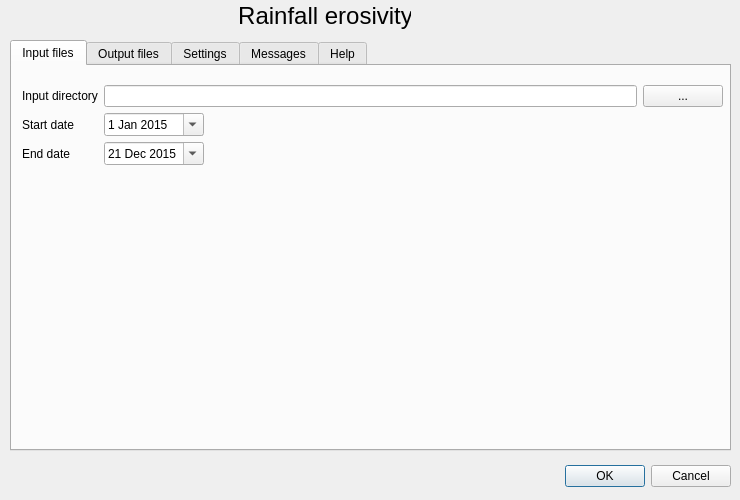
Old version of the form rcmrdRFE/rcmrd_rfe_dialog_base.ui in the repository BrunoCombal/qgis_plugins.
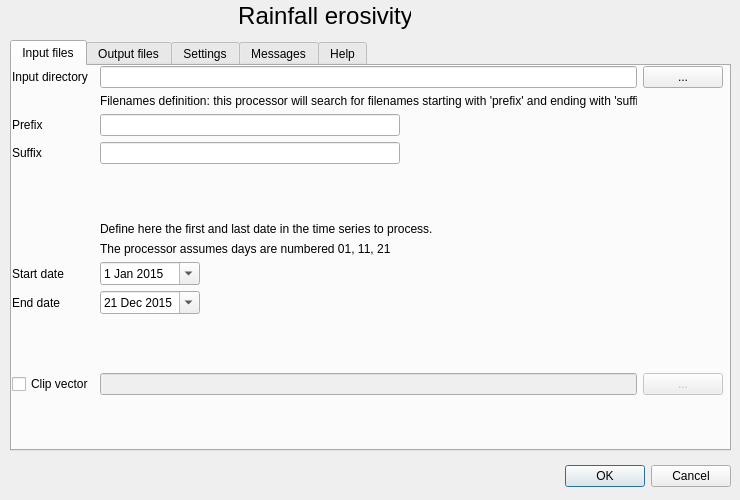
New version of the form.

```diff
--- a/rcmrdRFE/rcmrd_rfe_dialog_base.ui
+++ b/rcmrdRFE/rcmrd_rfe_dialog_base.ui
@@ -48,14 +48,97 @@
     <widget class="QWidget" name="gridLayoutWidget">
      <property name="geometry">
       <rect>
-       <x>10</x>
-       <y>19</y>
-       <width>701</width>
-       <height>361</height>
+       <x>0</x>
+       <y>0</y>
+       <width>711</width>
+       <height>381</height>
       </rect>
      </property>
      <layout class="QGridLayout" name="gridLayout">
-      <item row="4" column="0">
+      <item row="1" column="2">
+       <widget class="QPushButton" name="buttonDir">
+        <property name="text">
+         <string>...</string>
+        </property>
+       </widget>
+      </item>
+      <item row="17" column="1">
+       <spacer name="verticalSpacer_6">
+        <property name="orientation">
+         <enum>Qt::Vertical</enum>
+        </property>
+        <property name="sizeHint" stdset="0">
+         <size>
+          <width>20</width>
+          <height>40</height>
+         </size>
+        </property>
+       </spacer>
+      </item>
+      <item row="11" column="1">
+       <widget class="QLabel" name="label_16">
+        <property name="text">
+         <string>The processor assumes days are numbered 01, 11, 21</string>
+        </property>
+       </widget>
+      </item>
+      <item row="14" column="1">
+       <widget class="QDateEdit" name="editDateEnd">
+        <property name="maximumSize">
+         <size>
+          <width>100</width>
+          <height>16777215</height>
+         </size>
+        </property>
+        <property name="calendarPopup">
+         <bool>true</bool>
+        </property>
+        <property name="date">
+         <date>
+          <year>2015</year>
+          <month>12</month>
+          <day>21</day>
+         </date>
+        </property>
+       </widget>
+      </item>
+      <item row="1" column="1">
+       <widget class="QLineEdit" name="editInputDir"/>
+      </item>
+      <item row="12" column="1">
+       <widget class="QDateEdit" name="editDateStart">
+        <property name="maximumSize">
+         <size>
+          <width>100</width>
+          <height>16777215</height>
+         </size>
+        </property>
+        <property name="calendarPopup">
+         <bool>true</bool>
+        </property>
+        <property name="date">
+         <date>
+          <year>2015</year>
+          <month>1</month>
+          <day>1</day>
+         </date>
+        </property>
+       </widget>
+      </item>
+      <item row="15" column="1">
+       <spacer name="verticalSpacer">
+        <property name="orientation">
+         <enum>Qt::Vertical</enum>
+        </property>
+        <property name="sizeHint" stdset="0">
+         <size>
+          <width>20</width>
+          <height>40</height>
+         </size>
+        </property>
+       </spacer>
+      </item>
+      <item row="14" column="0">
        <widget class="QLabel" name="label_4">
         <property name="text">
          <string>End date</string>
@@ -69,7 +152,7 @@
         </property>
        </widget>
       </item>
-      <item row="2" column="0">
+      <item row="12" column="0">
        <widget class="QLabel" name="label_3">
         <property name="text">
          <string>Start date</string>
@@ -77,50 +160,82 @@
        </widget>
       </item>
       <item row="4" column="1">
-       <widget class="QDateEdit" name="editDateEnd">
+       <widget class="QLineEdit" name="editSuffix">
         <property name="maximumSize">
          <size>
-          <width>100</width>
+          <width>300</width>
           <height>16777215</height>
          </size>
         </property>
-        <property name="calendarPopup">
-         <bool>true</bool>
-        </property>
-        <property name="date">
-         <date>
-          <year>2015</year>
-          <month>12</month>
-          <day>21</day>
-         </date>
+        <property name="text">
+         <string/>
         </property>
        </widget>
       </item>
-      <item row="1" column="1">
-       <widget class="QLineEdit" name="editInputDir"/>
+      <item row="6" column="1">
+       <widget class="QLabel" name="label_15">
+        <property name="text">
+         <string>Define here the first and last date in the time series to process.</string>
+        </property>
+       </widget>
       </item>
       <item row="2" column="1">
-       <widget class="QDateEdit" name="editDateStart">
+       <widget class="QLabel" name="label_12">
+        <property name="text">
+         <string>Filenames definition: this processor will search for filenames starting with 'prefix' and ending with 'suffix'</string>
+        </property>
+       </widget>
+      </item>
+      <item row="3" column="0">
+       <widget class="QLabel" name="label_13">
+        <property name="text">
+         <string>Prefix</string>
+        </property>
+       </widget>
+      </item>
+      <item row="3" column="1">
+       <widget class="QLineEdit" name="editPrefix">
         <property name="maximumSize">
          <size>
-          <width>100</width>
+          <width>300</width>
           <height>16777215</height>
          </size>
         </property>
-        <property name="calendarPopup">
-         <bool>true</bool>
+       </widget>
+      </item>
+      <item row="4" column="0">
+       <widget class="QLabel" name="label_14">
+        <property name="text">
+         <string>Suffix</string>
         </property>
-        <property name="date">
-         <date>
-          <year>2015</year>
-          <month>1</month>
-          <day>1</day>
-         </date>
+       </widget>
+      </item>
+      <item row="16" column="2">
+       <widget class="QPushButton" name="buttonClipShp">
+        <property name="enabled">
+         <bool>false</bool>
+        </property>
+        <property name="text">
+         <string>...</string>
+        </property>
+       </widget>
+      </item>
+      <item row="16" column="1">
+       <widget class="QLineEdit" name="editClipShp">
+        <property name="enabled">
+         <bool>false</bool>
+        </property>
+       </widget>
+      </item>
+      <item row="16" column="0">
+       <widget class="QCheckBox" name="checkClipShp">
+        <property name="text">
+         <string>Clip vector</string>
         </property>
        </widget>
       </item>
       <item row="5" column="1">
-       <spacer name="verticalSpacer">
+       <spacer name="verticalSpacer_5">
         <property name="orientation">
          <enum>Qt::Vertical</enum>
         </property>
@@ -132,13 +247,6 @@
         </property>
        </spacer>
       </item>
-      <item row="1" column="2">
-       <widget class="QPushButton" name="buttonDir">
-        <property name="text">
-         <string>...</string>
-        </property>
-       </widget>
-      </item>
      </layout>
     </widget>
    </widget>
```
